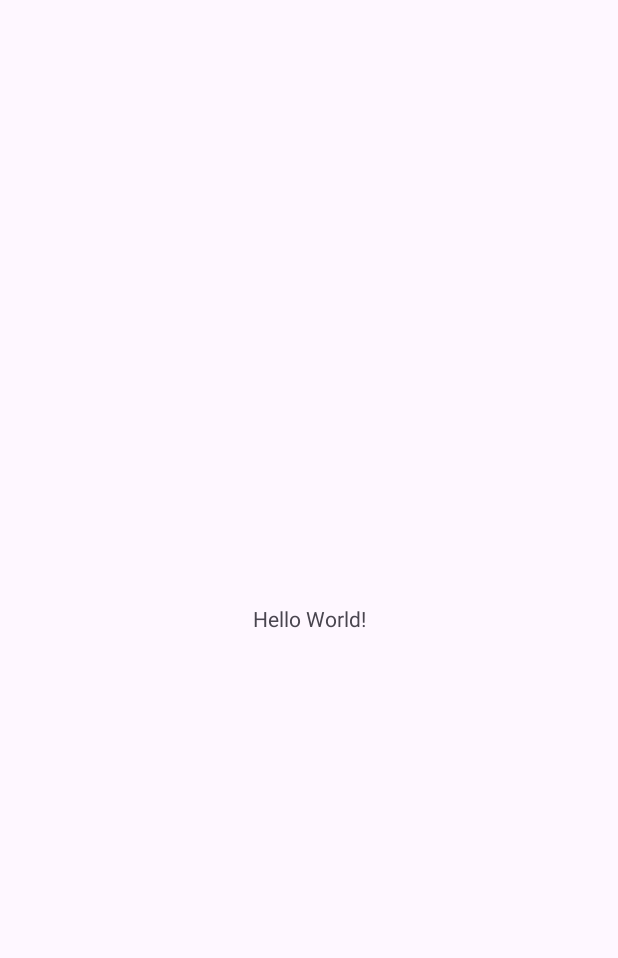
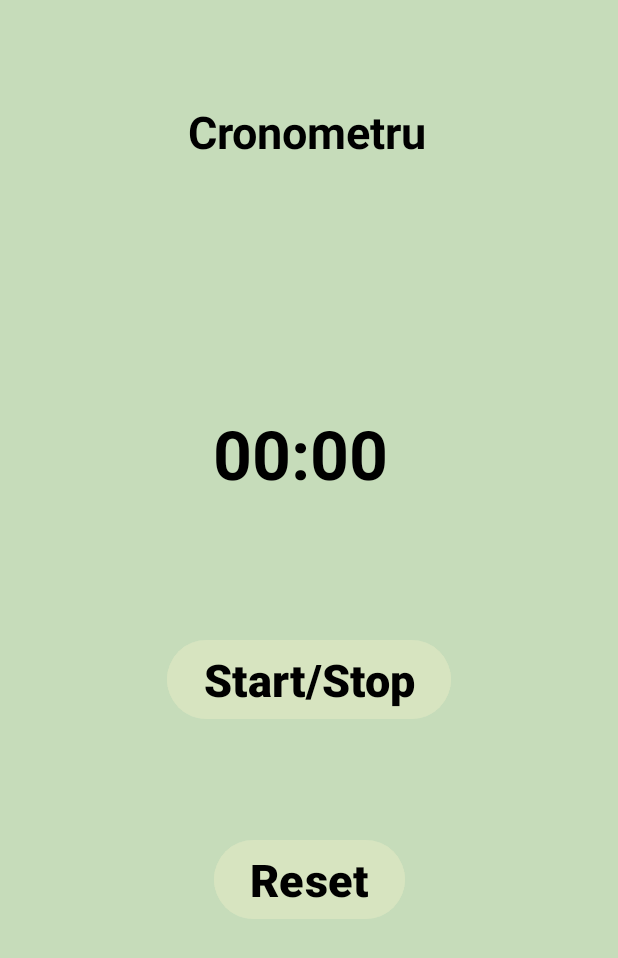
Before and after one commit to TudorBozu/Crometru, an Android app: the screen it shows after launch (MainActivity), on a phone screen of 412 x 824 dp. Before the commit the part shown is almost empty. Shown: the top 958 px of the screen. Run offline under Robolectric (Android 15) with nearby library versions, the phone set to English and light mode, and no system bars.

Commit message:
Finised design the activity

```diff
--- a/app/src/main/res/layout/activity_main.xml
+++ b/app/src/main/res/layout/activity_main.xml
@@ -4,15 +4,70 @@
     xmlns:tools="http://schemas.android.com/tools"
     android:layout_width="match_parent"
     android:layout_height="match_parent"
+    android:background="#C6DCBA"
     tools:context=".MainActivity">
 
     <TextView
+        android:id="@+id/textView"
         android:layout_width="wrap_content"
         android:layout_height="wrap_content"
-        android:text="Hello World!"
+        android:text="Cronometru"
+        android:textAlignment="center"
+        android:textColor="@color/black"
+        android:textSize="30dp"
+        android:textStyle="bold"
+        app:layout_constraintBottom_toBottomOf="parent"
+        app:layout_constraintEnd_toEndOf="parent"
+        app:layout_constraintHorizontal_bias="0.497"
+        app:layout_constraintStart_toStartOf="parent"
+        app:layout_constraintTop_toTopOf="parent"
+        app:layout_constraintVertical_bias="0.086" />
+
+    <Chronometer
+        android:id="@+id/cronometru"
+        android:layout_width="wrap_content"
+        android:layout_height="wrap_content"
+        android:textAlignment="center"
+        android:textColor="@color/black"
+        android:textSize="45dp"
+        android:textStyle="bold"
+        app:layout_constraintBottom_toBottomOf="parent"
+        app:layout_constraintEnd_toEndOf="parent"
+        app:layout_constraintHorizontal_bias="0.48"
+        app:layout_constraintStart_toStartOf="parent"
+        app:layout_constraintTop_toTopOf="parent"
+        app:layout_constraintVertical_bias="0.356" />
+
+    <Button
+        android:id="@+id/start_stop"
+        android:layout_width="wrap_content"
+        android:layout_height="wrap_content"
+        android:backgroundTint="#D7E4C0"
+        android:text="Start/Stop"
+        android:textColor="@color/black"
+        android:textSize="30dp"
+        android:textStyle="bold"
         app:layout_constraintBottom_toBottomOf="parent"
         app:layout_constraintEnd_toEndOf="parent"
         app:layout_constraintStart_toStartOf="parent"
-        app:layout_constraintTop_toTopOf="parent" />
+        app:layout_constraintTop_toTopOf="parent"
+        app:layout_constraintVertical_bias="0.554" />
+
+    <Button
+        android:id="@+id/Reset"
+        android:layout_width="wrap_content"
+        android:layout_height="wrap_content"
+        android:backgroundTint="#D7E4C0"
+        android:text="Reset"
+        android:textAlignment="center"
+        android:textColor="@color/black"
+        android:textSize="30dp"
+        android:textStyle="bold"
+        app:layout_constraintBottom_toBottomOf="parent"
+        app:layout_constraintEnd_toEndOf="parent"
+        app:layout_constraintStart_toStartOf="parent"
+        app:layout_constraintTop_toTopOf="parent"
+        app:layout_constraintVertical_bias="0.728" />
+
 
 </androidx.constraintlayout.widget.ConstraintLayout>
```
